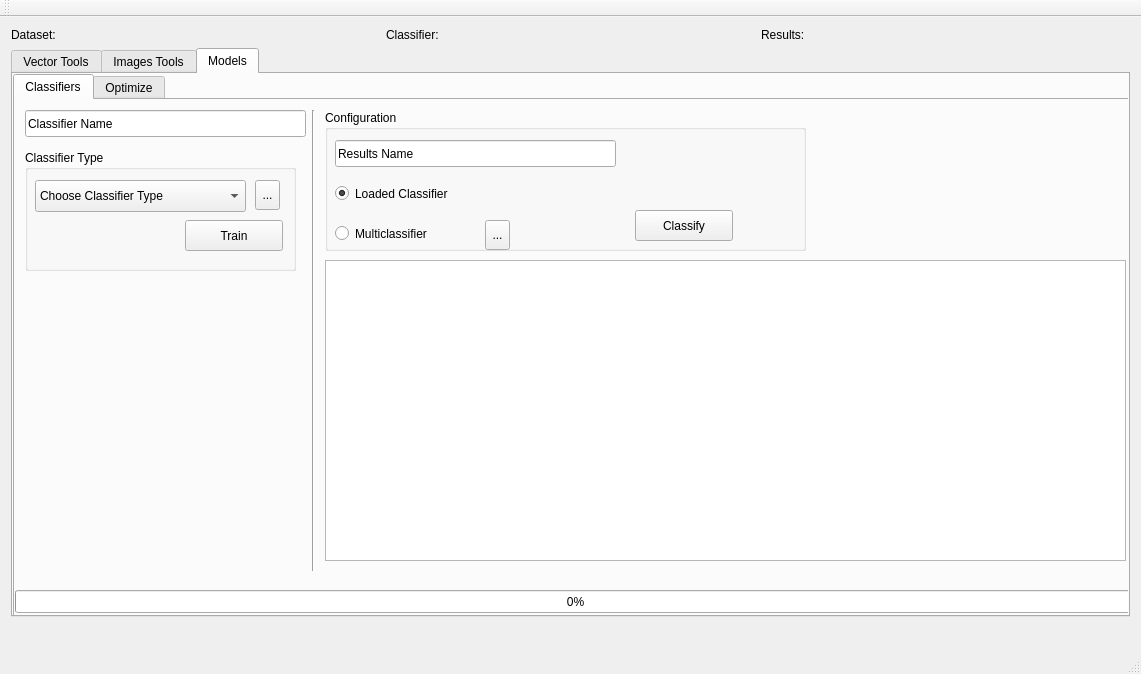
JdeRobot/cv-MachineLearning, file src/gui/mainwindow.ui: the form before one commit.
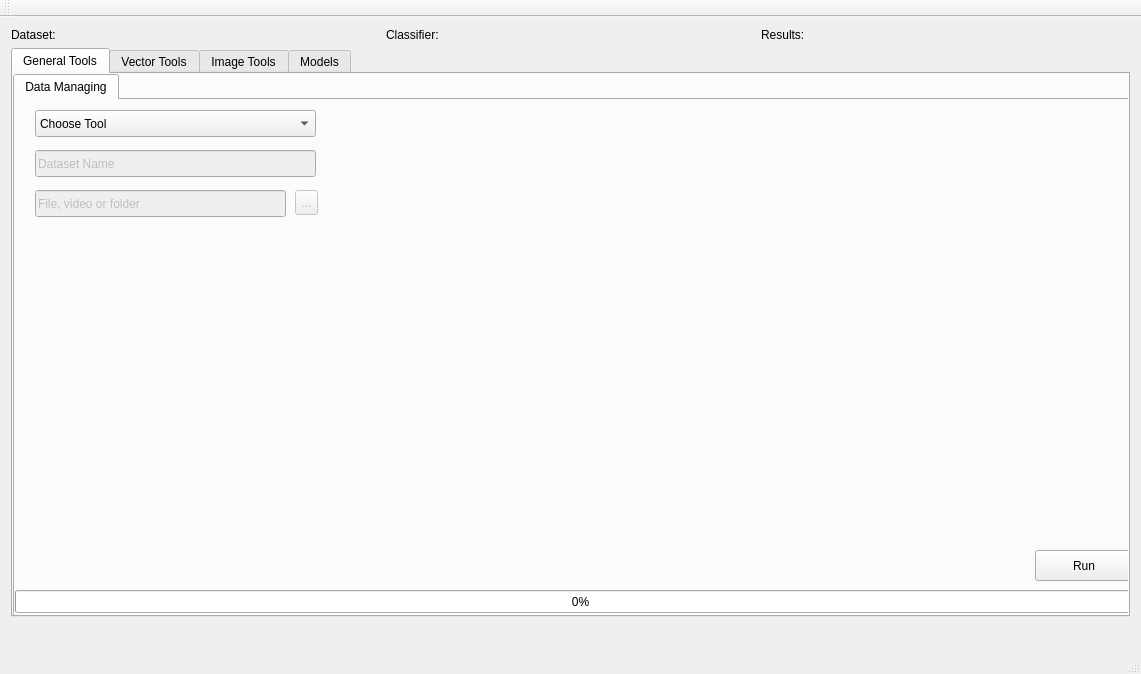
The form after the commit.

What changed in the file:
```diff
--- a/src/gui/mainwindow.ui
+++ b/src/gui/mainwindow.ui
@@ -52,8 +52,135 @@
      <item>
       <widget class="QTabWidget" name="Tipo_Herr2">
        <property name="currentIndex">
-        <number>2</number>
+        <number>0</number>
        </property>
+       <widget class="QWidget" name="tab_2">
+        <attribute name="title">
+         <string>General Tools</string>
+        </attribute>
+        <widget class="QTabWidget" name="tabWidget_5">
+         <property name="geometry">
+          <rect>
+           <x>0</x>
+           <y>0</y>
+           <width>1141</width>
+           <height>551</height>
+          </rect>
+         </property>
+         <property name="currentIndex">
+          <number>0</number>
+         </property>
+         <widget class="QWidget" name="v_data_managing_tab_2">
+          <attribute name="title">
+           <string>Data Managing</string>
+          </attribute>
+          <widget class="QComboBox" name="g_tool">
+           <property name="geometry">
+            <rect>
+             <x>20</x>
+             <y>10</y>
+             <width>281</width>
+             <height>27</height>
+            </rect>
+           </property>
+           <item>
+            <property name="text">
+             <string>Choose Tool</string>
+            </property>
+           </item>
+           <item>
+            <property name="text">
+             <string>Load Dataset</string>
+            </property>
+           </item>
+           <item>
+            <property name="text">
+             <string>Save Results as Dataset</string>
+            </property>
+           </item>
+           <item>
+            <property name="text">
+             <string>Join Datasets</string>
+            </property>
+           </item>
+          </widget>
+          <widget class="QLineEdit" name="g_datapath">
+           <property name="enabled">
+            <bool>false</bool>
+           </property>
+           <property name="geometry">
+            <rect>
+             <x>20</x>
+             <y>90</y>
+             <width>251</width>
+             <height>27</height>
+            </rect>
+           </property>
+           <property name="text">
+            <string>File, video or folder</string>
+           </property>
+          </widget>
+          <widget class="QPushButton" name="g_run_datamanaging">
+           <property name="geometry">
+            <rect>
+             <x>1020</x>
+             <y>450</y>
+             <width>98</width>
+             <height>31</height>
+            </rect>
+           </property>
+           <property name="text">
+            <string>Run</string>
+           </property>
+          </widget>
+          <widget class="QLineEdit" name="g_dataname">
+           <property name="enabled">
+            <bool>false</bool>
+           </property>
+           <property name="geometry">
+            <rect>
+             <x>20</x>
+             <y>50</y>
+             <width>281</width>
+             <height>27</height>
+            </rect>
+           </property>
+           <property name="text">
+            <string>Dataset Name</string>
+           </property>
+          </widget>
+          <widget class="QProgressBar" name="g_progress_datamanaging">
+           <property name="geometry">
+            <rect>
+             <x>0</x>
+             <y>490</y>
+             <width>1131</width>
+             <height>23</height>
+            </rect>
+           </property>
+           <property name="value">
+            <number>0</number>
+           </property>
+          </widget>
+          <widget class="QToolButton" name="g_toolButton">
+           <property name="enabled">
+            <bool>false</bool>
+           </property>
+           <property name="geometry">
+            <rect>
+             <x>280</x>
+             <y>90</y>
+             <width>23</width>
+             <height>25</height>
+            </rect>
+           </property>
+           <property name="text">
+            <string>...</string>
+           </property>
+          </widget>
+         </widget>
+        </widget>
+       </widget>
        <widget class="QWidget" name="vectors_tab">
         <attribute name="title">
          <string>Vector Tools</string>
@@ -1162,7 +1289,7 @@
        </widget>
        <widget class="QWidget" name="images_tab">
         <attribute name="title">
-         <string>Images Tools</string>
+         <string>Image Tools</string>
         </attribute>
         <widget class="QTabWidget" name="tabWidget_2">
          <property name="geometry">
@@ -2542,14 +2669,14 @@
           <widget class="QGroupBox" name="m_classifier_configuration">
            <property name="geometry">
             <rect>
-             <x>310</x>
+             <x>320</x>
              <y>10</y>
              <width>481</width>
              <height>141</height>
             </rect>
            </property>
            <property name="title">
-            <string>Configuration</string>
+            <string>Test</string>
            </property>
            <widget class="QToolButton" name="m_classifier_config_multitool">
             <property name="geometry">
@@ -2623,7 +2750,7 @@
           <widget class="Line" name="line_3">
            <property name="geometry">
             <rect>
-             <x>290</x>
+             <x>300</x>
              <y>10</y>
              <width>16</width>
              <height>461</height>
@@ -2636,7 +2763,7 @@
           <widget class="QTextBrowser" name="Result_Clas_3">
            <property name="geometry">
             <rect>
-             <x>310</x>
+             <x>320</x>
              <y>160</y>
              <width>801</width>
              <height>301</height>
@@ -2648,17 +2775,17 @@
             <rect>
              <x>10</x>
              <y>50</y>
-             <width>271</width>
+             <width>291</width>
              <height>121</height>
             </rect>
            </property>
            <property name="title">
-            <string>Classifier Type</string>
+            <string>Train</string>
            </property>
            <widget class="QToolButton" name="m_classifier_typetool">
             <property name="geometry">
              <rect>
-              <x>230</x>
+              <x>260</x>
               <y>30</y>
               <width>25</width>
               <height>30</height>
@@ -2684,9 +2811,9 @@
            <widget class="QComboBox" name="m_classifier_type">
             <property name="geometry">
              <rect>
-              <x>10</x>
+              <x>0</x>
               <y>30</y>
-              <width>211</width>
+              <width>251</width>
               <height>32</height>
              </rect>
             </property>
```
Left out of the diff: 173 changed lines with no effect on the pictures.
